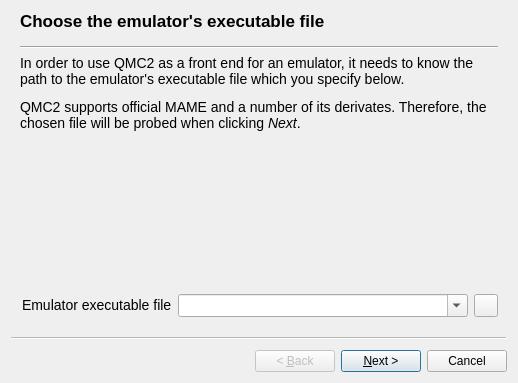
The window that setupwizard.ui (qmc2/qmc2-mame-fe) describes before a commit, drawn with Qt 5.
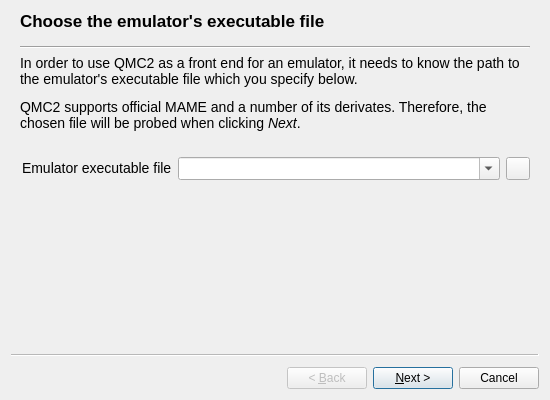
The same window after the commit. Icons and pictures are not drawn.

Commit message: wip: SetupWizward: layout adjustments

The edit to the form file:
```diff
--- a/setupwizard.ui
+++ b/setupwizard.ui
@@ -6,10 +6,16 @@
    <rect>
     <x>0</x>
     <y>0</y>
-    <width>518</width>
-    <height>383</height>
+    <width>550</width>
+    <height>400</height>
    </rect>
   </property>
+  <property name="minimumSize">
+   <size>
+    <width>550</width>
+    <height>400</height>
+   </size>
+  </property>
   <property name="windowTitle">
    <string>QMC2 Setup Wizard</string>
   </property>
@@ -28,21 +34,20 @@
     <string notr="true">1</string>
    </attribute>
    <layout class="QGridLayout" name="gridLayout1">
-    <item row="3" column="2">
-     <widget class="QToolButton" name="toolButtonBrowseExecutableFile">
-      <property name="toolTip">
-       <string>Browse emulator executable file</string>
-      </property>
-      <property name="icon">
-       <iconset resource="qmc2.qrc">
-        <normaloff>:/data/img/fileopen.png</normaloff>:/data/img/fileopen.png</iconset>
+    <item row="2" column="0" colspan="4">
+     <widget class="QLabel" name="spacerLabel1"/>
+    </item>
+    <item row="0" column="0" colspan="4">
+     <widget class="Line" name="line1">
+      <property name="orientation">
+       <enum>Qt::Horizontal</enum>
       </property>
      </widget>
     </item>
-    <item row="1" column="0" colspan="3">
+    <item row="1" column="0" colspan="4">
      <widget class="QLabel" name="label1">
       <property name="text">
-       <string>&lt;font size=&quot;+1&quot;&gt;
+       <string>&lt;font size=&quot;4&quot;&gt;
 &lt;p&gt;In order to use QMC2 as a front end for an emulator, it needs to know the path to the emulator's executable file which you specify below.&lt;/p&gt;
 &lt;p&gt;QMC2 supports official MAME and a number of its derivates. Therefore, the chosen file will be probed when clicking &lt;i&gt;Next&lt;/i&gt;.&lt;/p&gt;
 &lt;/font&gt;</string>
@@ -55,19 +60,6 @@
       </property>
      </widget>
     </item>
-    <item row="2" column="0" colspan="3">
-     <spacer name="verticalSpacer1">
-      <property name="orientation">
-       <enum>Qt::Vertical</enum>
-      </property>
-      <property name="sizeHint" stdset="0">
-       <size>
-        <width>20</width>
-        <height>40</height>
-       </size>
-      </property>
-     </spacer>
-    </item>
     <item row="3" column="0">
      <widget class="QLabel" name="labelExecutableFile">
       <property name="sizePolicy">
@@ -77,14 +69,22 @@
        </sizepolicy>
       </property>
       <property name="text">
-       <string>&lt;font size=&quot;+1&quot;&gt;Emulator executable file&lt;/font&gt;</string>
+       <string>&lt;font size=&quot;4&quot;&gt;Emulator executable file&lt;/font&gt;</string>
       </property>
       <property name="indent">
        <number>2</number>
       </property>
      </widget>
     </item>
-    <item row="3" column="1">
+    <item row="3" column="3">
+     <widget class="QToolButton" name="toolButtonBrowseExecutableFile">
+      <property name="icon">
+       <iconset resource="qmc2.qrc">
+        <normaloff>:/data/img/fileopen.png</normaloff>:/data/img/fileopen.png</iconset>
+      </property>
+     </widget>
+    </item>
+    <item row="3" column="1" colspan="2">
      <widget class="QComboBox" name="comboBoxExecutableFile">
       <property name="sizePolicy">
        <sizepolicy hsizetype="Preferred" vsizetype="Minimum">
@@ -103,12 +103,18 @@
       </property>
      </widget>
     </item>
-    <item row="0" column="0" colspan="3">
-     <widget class="Line" name="line1">
+    <item row="4" column="0" colspan="4">
+     <spacer name="verticalSpacer1">
       <property name="orientation">
-       <enum>Qt::Horizontal</enum>
+       <enum>Qt::Vertical</enum>
       </property>
-     </widget>
+      <property name="sizeHint" stdset="0">
+       <size>
+        <width>20</width>
+        <height>40</height>
+       </size>
+      </property>
+     </spacer>
     </item>
    </layout>
   </widget>
```
Left out of the diff: 530 changed lines with no effect on the pictures. The commit also changes 1 other file.
